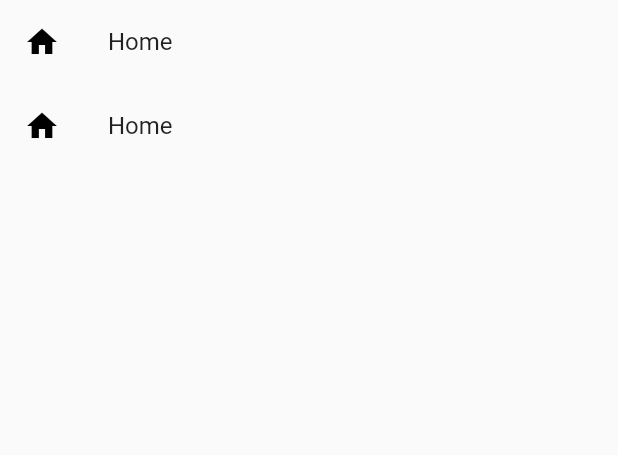
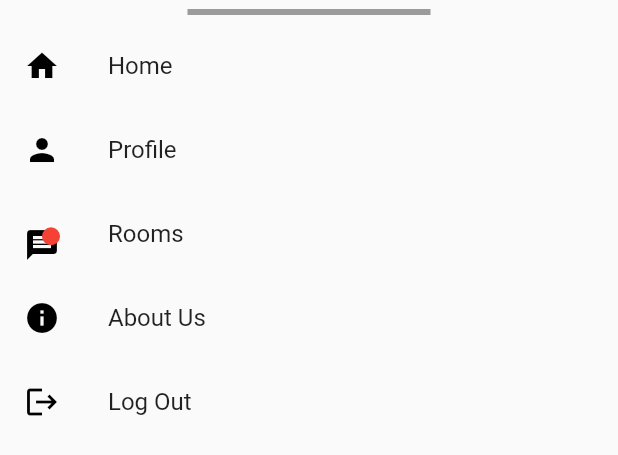
Before and after one commit to kevinjacb/DocAPP, a Flutter app: the AppDrawer widget shown alone on an empty page, opened directly, on a phone screen of 412 x 824 dp. Shown: the top 455 px of the screen. Run offline on Flutter 3.47's test engine with Material 2 defaults, Android fonts, the light colour scheme and no system bars; our stand-ins replace google_fonts.

Commit message:
App Drawer UI Improved

```diff
--- a/lib/widgets/appbar.dart
+++ b/lib/widgets/appbar.dart
@@ -1,3 +1,4 @@
+import 'package:doc_app/variables/variables.dart';
 import 'package:doc_app/widgets/drawer.dart';
 import 'package:flutter/material.dart';
 
@@ -14,14 +15,28 @@ class _AppbarState extends State<Appbar> {
     int numberOfNotification = 2;
     return AppBar(
       elevation: 0,
+      title: Text(
+        "Hello Username",
+        textAlign: TextAlign.center,
+        style: TextStyle(
+          color: Colors.black,
+          fontSize: 18,
+        ),
+      ),
       leading: GestureDetector(
         child: Icon(Icons.menu),
         onTap: () {
           showModalBottomSheet<void>(
+            shape: RoundedRectangleBorder(
+              borderRadius: BorderRadius.only(
+                topLeft: Radius.circular(20),
+                topRight: Radius.circular(20),
+              ),
+            ),
             context: context,
             builder: (BuildContext context) {
               return Container(
-                //height: 100,
+                height: Variables().HEIGHT * 0.45,
                 child: Center(
                   child: AppDrawer(),
                 ),
--- a/lib/widgets/drawer.dart
+++ b/lib/widgets/drawer.dart
@@ -11,8 +11,16 @@ class _AppDrawerState extends State<AppDrawer> {
   @override
   Widget build(BuildContext context) {
     double WIDTH = MediaQuery.of(context).size.width;
+    bool messages = true;
     return ListView(
       children: [
+        Divider(
+          indent: 125,
+          endIndent: 125,
+          color: Colors.black38,
+          thickness: 4,
+          //height: 3,
+        ),
         ListTile(
           leading: Icon(
             Icons.home,
@@ -23,10 +31,56 @@ class _AppDrawerState extends State<AppDrawer> {
         ),
         ListTile(
           leading: Icon(
-            Icons.home,
+            Icons.person,
             color: Colors.black,
           ),
-          title: Text("Home"),
+          title: Text("Profile"),
+          onTap: null,
+        ),
+        ListTile(
+          leading: Container(
+            padding: EdgeInsets.only(top: 15, right: 10),
+            child: Stack(
+              children: <Widget>[
+                new Icon(
+                  Icons.message,
+                  color: Colors.black,
+                ),
+                if (messages)
+                  new Positioned(
+                    right: 0,
+                    child: new Container(
+                      padding: EdgeInsets.all(1),
+                      decoration: new BoxDecoration(
+                        color: Colors.red,
+                        borderRadius: BorderRadius.circular(6),
+                      ),
+                      constraints: BoxConstraints(
+                        minWidth: 12,
+                        minHeight: 12,
+                      ),
+                    ),
+                  )
+              ],
+            ),
+          ),
+          title: Text("Rooms"),
+          onTap: null,
+        ),
+        ListTile(
+          leading: Icon(
+            Icons.info,
+            color: Colors.black,
+          ),
+          title: Text("About Us"),
+          onTap: null,
+        ),
+        ListTile(
+          leading: Icon(
+            Icons.logout,
+            color: Colors.black,
+          ),
+          title: Text("Log Out"),
           onTap: null,
         )
       ],
```
